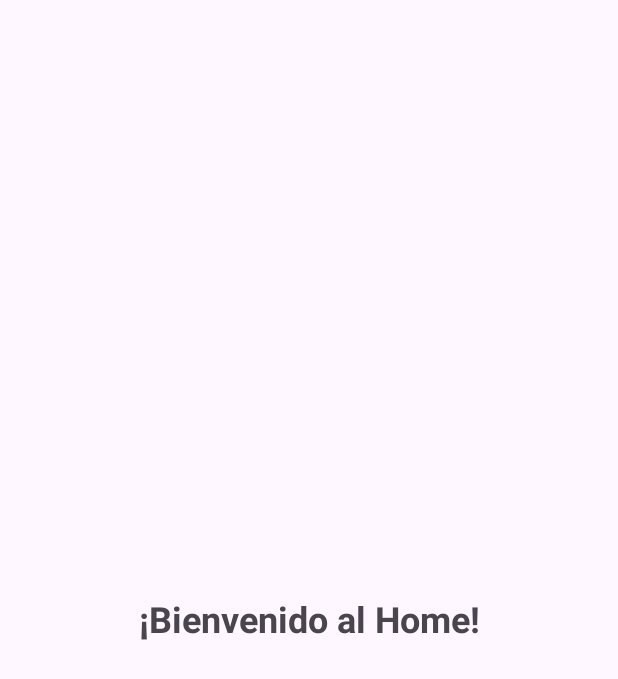
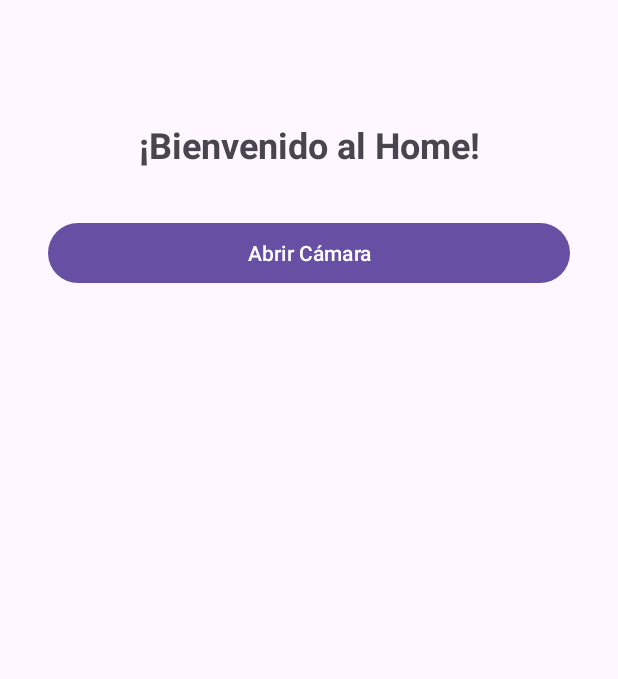
Before and after one commit to naxo-910/MiTiendaApp, an Android app: the HomeActivity screen opened directly, with no data from a screen before it, on a phone screen of 412 x 824 dp. Shown: the top 679 px of the screen. Run offline under Robolectric (Android 15) with nearby library versions, the phone set to English and light mode, and no system bars.

Commit message:
Fase 3: Implementado acceso seguro a la Cámara (Recurso 1)

```diff
--- a/app/src/main/AndroidManifest.xml
+++ b/app/src/main/AndroidManifest.xml
@@ -1,6 +1,10 @@
 <?xml version="1.0" encoding="utf-8"?>
 <manifest xmlns:android="http://schemas.android.com/apk/res/android"
     xmlns:tools="http://schemas.android.com/tools">
+
+    <uses-permission android:name="android.permission.CAMERA" />
+    <uses-feature android:name="android.hardware.camera" android:required="false" />
+
 
     <application
         android:allowBackup="true"
--- a/app/src/main/java/cl/mitienda/app/HomeActivity.kt
+++ b/app/src/main/java/cl/mitienda/app/HomeActivity.kt
@@ -1,20 +1,76 @@
 package cl.mitienda.app
 
+import android.Manifest // Para acceder al nombre del permiso de CÁMARA
+import android.content.Intent // Para "lanzar" la cámara
+import android.content.pm.PackageManager // Para "revisar" si tenemos permiso
 import android.os.Bundle
-import androidx.activity.enableEdgeToEdge
+import android.provider.MediaStore // Para la acción de "abrir la cámara"
+import android.widget.Toast // Para mostrar mensajes
+import androidx.activity.result.contract.ActivityResultContracts // El manejador de permisos moderno
 import androidx.appcompat.app.AppCompatActivity
-import androidx.core.view.ViewCompat
-import androidx.core.view.WindowInsetsCompat
+import androidx.core.content.ContextCompat // Para "revisar" el permiso
+import cl.mitienda.app.databinding.ActivityHomeBinding // El ViewBinding para activity_home.xml
 
 class HomeActivity : AppCompatActivity() {
+
+    // 1. Preparamos la conexión con el "plano" (activity_home.xml)
+    private lateinit var binding: ActivityHomeBinding
+
+    // 2. Preparamos el "Lanzador de Permisos" (La forma moderna)
+    // Esto registra un "contrato": Pido un permiso (String) y recibo una respuesta (Boolean: true si me lo dio, false si no)
+    private val requestPermissionLauncher =
+        registerForActivityResult(ActivityResultContracts.RequestPermission()) { isGranted: Boolean ->
+            // Esto se ejecuta DESPUÉS de que el usuario presiona "Permitir" o "Rechazar"
+            if (isGranted) {
+                // El usuario dio permiso, ¡abrimos la cámara!
+                openCamera()
+            } else {
+                // El usuario rechazó el permiso. Mostramos un mensaje.
+                Toast.makeText(this, "Permiso de cámara rechazado", Toast.LENGTH_SHORT).show()
+            }
+        }
+
     override fun onCreate(savedInstanceState: Bundle?) {
         super.onCreate(savedInstanceState)
-        enableEdgeToEdge()
-        setContentView(R.layout.activity_home)
-        ViewCompat.setOnApplyWindowInsetsListener(findViewById(R.id.main)) { v, insets ->
-            val systemBars = insets.getInsets(WindowInsetsCompat.Type.systemBars())
-            v.setPadding(systemBars.left, systemBars.top, systemBars.right, systemBars.bottom)
-            insets
+
+        // 3. Conectamos el ViewBinding (igual que en MainActivity)
+        binding = ActivityHomeBinding.inflate(layoutInflater)
+        setContentView(binding.root)
+
+        // 4. Le decimos al botón "Abrir Cámara" que "escuche" los clics
+        binding.buttonCamera.setOnClickListener {
+            // Cuando el usuario hace clic, llamamos a nuestra función de revisión de permisos
+            requestCameraPermission()
         }
     }
+
+    // 5. Nuestra función para revisar el permiso
+    private fun requestCameraPermission() {
+        when {
+            // Caso A: El usuario YA nos dio el permiso antes.
+            ContextCompat.checkSelfPermission(
+                this,
+                Manifest.permission.CAMERA
+            ) == PackageManager.PERMISSION_GRANTED -> {
+                // El permiso ya está concedido, abrimos la cámara directamente.
+                openCamera()
+            }
+
+            // (Aquí podría ir un Caso B para explicar "por qué" pedimos el permiso, pero lo saltaremos por simplicidad)
+
+            // Caso C: No tenemos el permiso. Debemos PEDIRLO.
+            else -> {
+                // Lanzamos el diálogo oficial de Android (el que preparamos en el paso 2)
+                requestPermissionLauncher.launch(Manifest.permission.CAMERA)
+            }
+        }
+    }
+
+    // 6. Nuestra función final para ABRIR la cámara
+    private fun openCamera() {
+        // Creamos una "Intención" de usar el servicio de "Tomar una Foto" del sistema
+        val intent = Intent(MediaStore.ACTION_IMAGE_CAPTURE)
+        // Lanzamos la app de cámara del teléfono
+        startActivity(intent)
+    }
 }
--- a/app/src/main/res/layout/activity_home.xml
+++ b/app/src/main/res/layout/activity_home.xml
@@ -8,14 +8,27 @@
     tools:context=".HomeActivity">
 
     <TextView
+        android:id="@+id/textView_welcome"
         android:layout_width="wrap_content"
         android:layout_height="wrap_content"
+        android:layout_marginTop="80dp"
         android:text="¡Bienvenido al Home!"
         android:textSize="24sp"
         android:textStyle="bold"
-        app:layout_constraintBottom_toBottomOf="parent"
         app:layout_constraintEnd_toEndOf="parent"
         app:layout_constraintStart_toStartOf="parent"
         app:layout_constraintTop_toTopOf="parent" />
 
+    <Button
+        android:id="@+id/button_camera"
+        android:layout_width="0dp"
+        android:layout_height="wrap_content"
+        android:layout_marginStart="32dp"
+        android:layout_marginTop="32dp"
+        android:layout_marginEnd="32dp"
+        android:text="Abrir Cámara"
+        app:layout_constraintEnd_toEndOf="parent"
+        app:layout_constraintStart_toStartOf="parent"
+        app:layout_constraintTop_toBottomOf="@+id/textView_welcome" />
+
 </androidx.constraintlayout.widget.ConstraintLayout>
```
